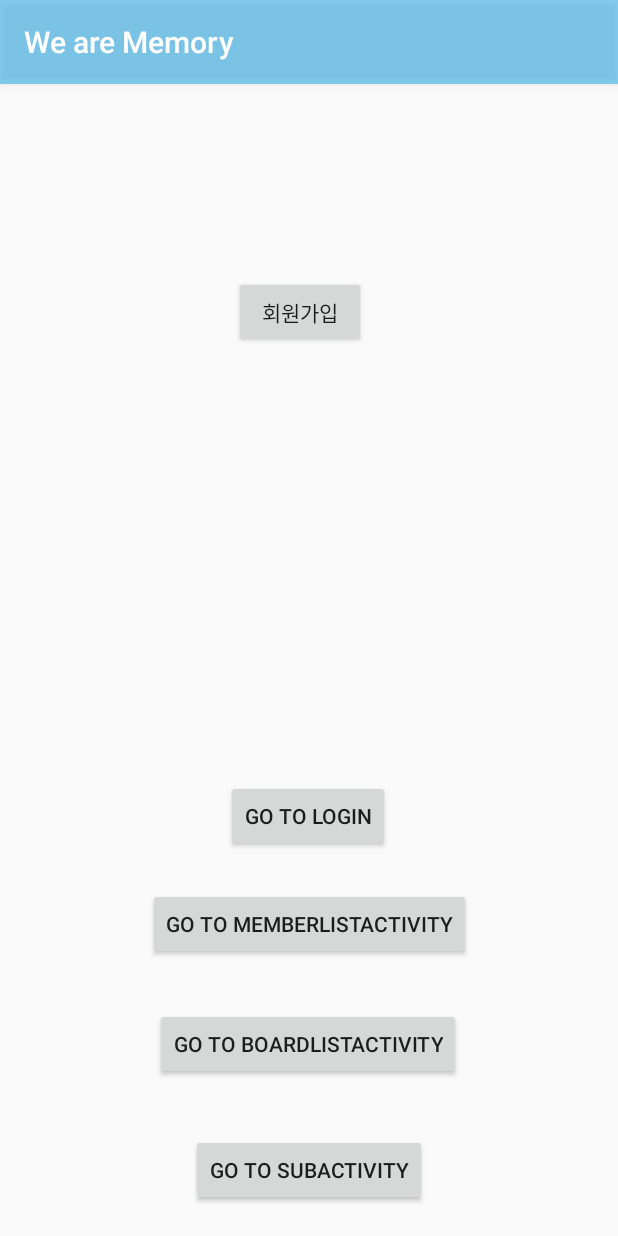
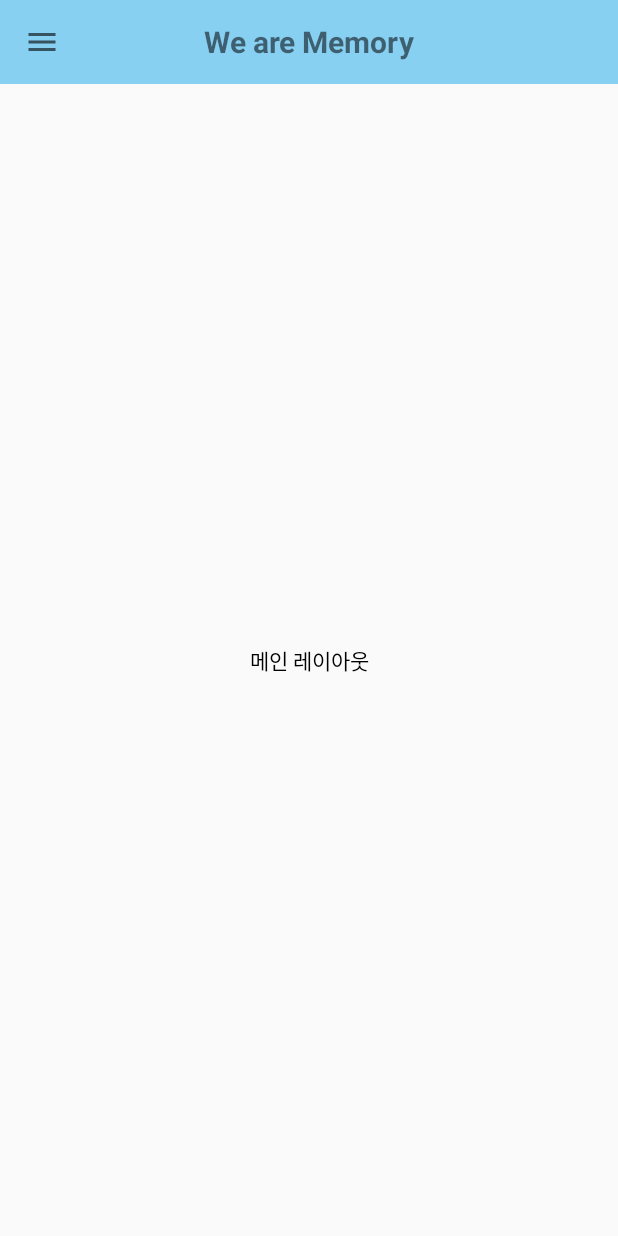
Before and after one commit to SeokSeokNa/Android, an Android app: the screen it shows after launch (MainActivity), on a phone screen of 412 x 824 dp. Run offline under Robolectric (Android 15) with nearby library versions, the phone set to English and light mode, and no system bars.

Commit message:
툴바 적용

```diff
--- a/app/build.gradle
+++ b/app/build.gradle
@@ -47,6 +47,9 @@ dependencies {
     implementation 'com.royrodriguez:transitionbutton:0.2.0'
     implementation "androidx.constraintlayout:constraintlayout:2.1.0"
 
+    implementation "com.google.android.material:material:1.2.0-alpha02" // NavigationView
+    implementation 'androidx.legacy:legacy-support-v4:1.0.0' // DrawerLayout
+
 
     testImplementation 'junit:junit:4.12'
     androidTestImplementation 'androidx.test.ext:junit:1.1.3'
--- a/app/src/main/AndroidManifest.xml
+++ b/app/src/main/AndroidManifest.xml
@@ -14,7 +14,7 @@
         android:theme="@style/AppTheme">
         <activity android:name=".activity.LoginActivity" />
         <activity android:name=".activity.BoardListActivity" />
-        <activity android:name=".activity.ListActivity" />
+        <activity android:name=".activity.MemberListActivity" />
         <activity android:name=".activity.SubActivity" />
         <activity android:name=".MainActivity">
             <intent-filter>
--- a/app/src/main/java/com/acaroom/apicallpjt/MainActivity.kt
+++ b/app/src/main/java/com/acaroom/apicallpjt/MainActivity.kt
@@ -1,36 +1,111 @@
 package com.acaroom.apicallpjt
 
 import android.content.Intent
+import android.os.Bundle
+import android.util.Log
+import android.view.MenuItem
+import android.widget.Button
+import android.widget.Toast
 import androidx.appcompat.app.AppCompatActivity
-import android.os.Bundle
+import androidx.core.view.GravityCompat
 import com.acaroom.apicallpjt.activity.*
+import com.google.android.material.navigation.NavigationView
 import kotlinx.android.synthetic.main.activity_main.*
+import kotlinx.android.synthetic.main.activity_main.view.*
+import kotlinx.android.synthetic.main.main_drawer_header.*
+import kotlinx.android.synthetic.main.main_drawer_header.view.*
+import kotlinx.android.synthetic.main.main_toolbar.*
 
-class MainActivity : AppCompatActivity() {
+class MainActivity : AppCompatActivity(), NavigationView.OnNavigationItemSelectedListener {
     override fun onCreate(savedInstanceState: Bundle?) {
         super.onCreate(savedInstanceState)
         setContentView(R.layout.activity_main)
 
-        btnGoSubActivity.setOnClickListener {
-            val intent = Intent(this, SubActivity::class.java)
-            startActivity(intent)
-        }
 
-        btnGoListActivity.setOnClickListener {
-            val intent = Intent(this, ListActivity::class.java)
-            startActivity(intent)
-        }
+        setSupportActionBar(main_layout_toolbar) // 툴바를 액티비티의 앱바로 지정
+        supportActionBar?.setDisplayHomeAsUpEnabled(true) // 드로어를 꺼낼 홈 버튼 활성화
+        supportActionBar?.setHomeAsUpIndicator(R.drawable.ic_menu_btn) // 홈버튼 이미지 변경
+        supportActionBar?.setDisplayShowTitleEnabled(false) // 툴바에 타이틀 안보이게
 
-        btnBoardListActivity.setOnClickListener {
-            val intent = Intent(this, BoardListActivity::class.java)
-            startActivity(intent)
-        }
+        //메뉴에 이벤트걸기
+        main_navigationView.setNavigationItemSelectedListener(this)
 
-        btnGoLogin.setOnClickListener {
-            val intent = Intent(this,LoginActivity::class.java)
+        //헤더영역 접근방법
+        var nav_header = main_navigationView.getHeaderView(0)
+        nav_header.login_btn_test.setOnClickListener {
+            val intent = Intent(this, LoginActivity::class.java)
             startActivity(intent)
         }
 
 
+        //로그인 완료시 헤더에 이름박기
+        var loginName = intent?.getStringExtra("login_name")
+        if (loginName != null) {
+            nav_header.profile_name.text = loginName;
+        }
+
+
+//        btnGoSubActivity.setOnClickListener {
+//            val intent = Intent(this, SubActivity::class.java)
+//            startActivity(intent)
+//        }
+//
+//        btnGoListActivity.setOnClickListener {
+//            val intent = Intent(this, ListActivity::class.java)
+//            startActivity(intent)
+//        }
+//
+//        btnBoardListActivity.setOnClickListener {
+//            val intent = Intent(this, BoardListActivity::class.java)
+//            startActivity(intent)
+//        }
+//
+//        btnGoLogin.setOnClickListener {
+//            val intent = Intent(this,LoginActivity::class.java)
+//            startActivity(intent)
+//        }
+
+
     }
+
+    override fun onOptionsItemSelected(item: MenuItem): Boolean {
+        when (item.itemId) {
+            android.R.id.home -> {
+                main_drawer_layout.openDrawer(GravityCompat.START)
+            }
+        }
+
+        return super.onOptionsItemSelected(item)
+    }
+
+    override fun onNavigationItemSelected(item: MenuItem): Boolean {
+        when(item.itemId){
+            R.id.member-> {
+                val intent = Intent(this, MemberListActivity::class.java)
+                startActivity(intent)
+            }
+            R.id.board-> {
+                val intent = Intent(this, BoardListActivity::class.java)
+                startActivity(intent)
+            }
+
+        }
+        return false
+    }
+
+    override fun onActivityResult(requestCode: Int, resultCode: Int, data: Intent?) {
+        Toast.makeText(this, "돌아왔습니다.", Toast.LENGTH_SHORT).show()
+        if (resultCode == 1) {
+            var login_name = data?.getStringExtra("login_name")
+            var nav_header = main_navigationView.getHeaderView(0)
+            nav_header.profile_name.text = login_name
+        }
+        super.onActivityResult(requestCode, resultCode, data)
+    }
+
+
+
+
+
+
 }
--- a/app/src/main/java/com/acaroom/apicallpjt/data_domain/userAccess.kt
+++ b/app/src/main/java/com/acaroom/apicallpjt/data_domain/userAccess.kt
@@ -1,5 +1,5 @@
 package com.acaroom.apicallpjt.data_domain
 
-data class userAccess(var accessToken: String, var tokenType:String){
+data class userAccess(var accessToken: String, var tokenType:String, var userName:String){
 
 }
--- /dev/null
+++ b/app/src/main/res/drawable/ic_member.xml
@@ -0,0 +1,5 @@
+<vector android:height="50dp" android:tint="#7CA27B"
+    android:viewportHeight="24" android:viewportWidth="24"
+    android:width="50dp" xmlns:android="http://schemas.android.com/apk/res/android">
+    <path android:fillColor="@android:color/white" android:pathData="M16.5,12c1.38,0 2.49,-1.12 2.49,-2.5S17.88,7 16.5,7C15.12,7 14,8.12 14,9.5s1.12,2.5 2.5,2.5zM9,11c1.66,0 2.99,-1.34 2.99,-3S10.66,5 9,5C7.34,5 6,6.34 6,8s1.34,3 3,3zM16.5,14c-1.83,0 -5.5,0.92 -5.5,2.75L11,19h11v-2.25c0,-1.83 -3.67,-2.75 -5.5,-2.75zM9,13c-2.33,0 -7,1.17 -7,3.5L2,19h7v-2.25c0,-0.85 0.33,-2.34 2.37,-3.47C10.5,13.1 9.66,13 9,13z"/>
+</vector>
--- /dev/null
+++ b/app/src/main/res/drawable/ic_menu_btn.xml
@@ -0,0 +1,10 @@
+<vector xmlns:android="http://schemas.android.com/apk/res/android"
+    android:width="24dp"
+    android:height="24dp"
+    android:viewportWidth="24"
+    android:viewportHeight="24"
+    android:tint="?attr/colorControlNormal">
+  <path
+      android:fillColor="@android:color/white"
+      android:pathData="M3,18h18v-2L3,16v2zM3,13h18v-2L3,11v2zM3,6v2h18L21,6L3,6z"/>
+</vector>
--- a/app/src/main/res/layout/activity_list.xml
+++ b/app/src/main/res/layout/activity_list.xml
@@ -4,7 +4,7 @@
     xmlns:tools="http://schemas.android.com/tools"
     android:layout_width="match_parent"
     android:layout_height="match_parent"
-    tools:context=".activity.ListActivity">
+    tools:context=".activity.MemberListActivity">
 
 
     <androidx.recyclerview.widget.RecyclerView
--- a/app/src/main/res/layout/activity_main.xml
+++ b/app/src/main/res/layout/activity_main.xml
@@ -1,66 +1,34 @@
 <?xml version="1.0" encoding="utf-8"?>
-<androidx.constraintlayout.widget.ConstraintLayout xmlns:android="http://schemas.android.com/apk/res/android"
+<!--최상위 레이아웃. DrawerLayout-->
+<androidx.drawerlayout.widget.DrawerLayout
+    xmlns:android="http://schemas.android.com/apk/res/android"
     xmlns:app="http://schemas.android.com/apk/res-auto"
     xmlns:tools="http://schemas.android.com/tools"
+    android:id="@+id/main_drawer_layout"
     android:layout_width="match_parent"
     android:layout_height="match_parent"
-    tools:context=".MainActivity">
+    android:fitsSystemWindows="true">
 
 
-    <Button
-        android:id="@+id/btnGoLogin"
+    <!--메인 레이아웃  , Drawer 안했을때에 그냥 상단에 있는 것-->
+    <include
+        android:layout_width="match_parent"
+        android:layout_height="match_parent"
+        layout="@layout/main_layout" />
+
+    <!--자식 레이아웃. Navigation Drawer
+            - headerLayout : 헤더영역
+            - app:menu : 네비게이션 영역(메뉴 나오는 영역)
+    -->
+    <com.google.android.material.navigation.NavigationView
+        android:id="@+id/main_navigationView"
         android:layout_width="wrap_content"
-        android:layout_height="wrap_content"
-        android:layout_marginBottom="256dp"
-        android:text="Go to Login"
-        app:layout_constraintBottom_toBottomOf="parent"
-        app:layout_constraintEnd_toEndOf="parent"
-        app:layout_constraintHorizontal_bias="0.498"
-        app:layout_constraintStart_toStartOf="parent" />
-
-    <Button
-        android:id="@+id/btnGoListActivity"
-        android:layout_width="wrap_content"
-        android:layout_height="wrap_content"
-        android:layout_marginBottom="184dp"
-        android:text="Go to MemberListActivity"
-        app:layout_constraintBottom_toBottomOf="parent"
-        app:layout_constraintEnd_toEndOf="parent"
-        app:layout_constraintStart_toStartOf="parent" />
-
-    <Button
-        android:id="@+id/btnBoardListActivity"
-        android:layout_width="wrap_content"
-        android:layout_height="wrap_content"
-        android:layout_marginBottom="104dp"
-        android:text="Go to BoardListActivity"
-        app:layout_constraintBottom_toBottomOf="parent"
-        app:layout_constraintEnd_toEndOf="parent"
-        app:layout_constraintHorizontal_bias="0.497"
-        app:layout_constraintStart_toStartOf="parent" />
-
-    <Button
-        android:id="@+id/btnGoSubActivity"
-        android:layout_width="wrap_content"
-        android:layout_height="wrap_content"
-        android:text="Go to SubActivity"
-        android:layout_marginBottom="20dp"
-        app:layout_constraintBottom_toBottomOf="parent"
-        app:layout_constraintEnd_toEndOf="parent"
-        app:layout_constraintStart_toStartOf="parent" />
-
-    <Button
-        android:id="@+id/btnSignUp"
-        android:layout_width="wrap_content"
-        android:layout_height="wrap_content"
-        android:layout_marginStart="156dp"
-        android:layout_marginTop="128dp"
-        android:layout_marginEnd="167dp"
-        android:text="회원가입"
-        app:layout_constraintEnd_toEndOf="parent"
-        app:layout_constraintHorizontal_bias="0.0"
-        app:layout_constraintStart_toStartOf="parent"
-        app:layout_constraintTop_toTopOf="parent" />
+        android:layout_height="match_parent"
+        android:layout_gravity="left"
+        android:text="메인 레이아웃"
+        app:headerLayout="@layout/main_drawer_header"
+        app:menu="@menu/main_drawer_navi_menu">
+    </com.google.android.material.navigation.NavigationView>
 
 
-</androidx.constraintlayout.widget.ConstraintLayout>
+</androidx.drawerlayout.widget.DrawerLayout>
--- /dev/null
+++ b/app/src/main/res/layout/main_layout.xml
@@ -0,0 +1,19 @@
+<?xml version="1.0" encoding="utf-8"?>
+<LinearLayout
+    xmlns:android="http://schemas.android.com/apk/res/android"
+    android:id="@+id/login_layout"
+    android:layout_width="match_parent"
+    android:layout_height = "match_parent"
+    android:orientation="vertical">
+
+    <!-- 툴바 -->
+    <include layout="@layout/main_toolbar"/>
+
+    <!-- 메인 view -->
+    <TextView
+        android:layout_width="match_parent"
+        android:layout_height="match_parent"
+        android:gravity="center"
+        android:text="메인 레이아웃"
+        android:textColor="@color/colorBlack"/>
+</LinearLayout>
--- /dev/null
+++ b/app/src/main/res/layout/main_toolbar.xml
@@ -0,0 +1,22 @@
+<?xml version="1.0" encoding="utf-8"?>
+<!-- 드로워 아닐때에 그냥 위에상단바 모양잡는곳(크기...) -->
+<androidx.appcompat.widget.Toolbar xmlns:android="http://schemas.android.com/apk/res/android"
+    xmlns:app="http://schemas.android.com/apk/res-auto"
+    android:id="@+id/main_layout_toolbar"
+    android:layout_width="match_parent"
+    android:layout_height="wrap_content"
+    android:minHeight="?attr/actionBarSize"
+    android:background="?attr/colorPrimary">
+
+    <!--상단 타이틀 -->
+    <TextView
+        android:layout_width="wrap_content"
+        android:layout_height="wrap_content"
+        android:text="@string/title"
+        android:layout_gravity="center"
+        android:id="@+id/toolbar_title"
+        android:textStyle="bold"
+        android:textSize="20sp"
+        />
+
+</androidx.appcompat.widget.Toolbar>
--- /dev/null
+++ b/app/src/main/res/menu/main_drawer_navi_menu.xml
@@ -0,0 +1,14 @@
+<?xml version="1.0" encoding="utf-8"?>
+<!--드로워 때에 나오는 메뉴목록들-->
+<menu xmlns:android="http://schemas.android.com/apk/res/android">
+    <item android:id = "@+id/member"
+        android:icon = "@drawable/ic_member"
+        android:title = "@string/menu_member"
+        />
+
+    <item android:id = "@+id/board"
+        android:icon = "@drawable/ic_board"
+        android:title = "@string/menu_board"
+        />
+
+</menu>
--- a/app/src/main/res/values/colors.xml
+++ b/app/src/main/res/values/colors.xml
@@ -4,4 +4,5 @@
     <color name="colorPrimaryDark">#800D99D1</color>
     <color name="colorAccent">#03DAC5</color>
     <color name="colorLightFont">#ddd</color>
+    <color name="colorBlack">#000000</color>
 </resources>
--- a/app/src/main/res/values/strings.xml
+++ b/app/src/main/res/values/strings.xml
@@ -5,4 +5,9 @@
     <string name="main_button">login</string>
     <string name="login_id_hint">ID</string>
     <string name="login_password_hint">Password</string>
+
+
+    <string name="title">We are Memory</string>
+    <string name="menu_member">회원목록</string>
+    <string name="menu_board">게시판</string>
 </resources>
--- a/app/src/main/res/values/styles.xml
+++ b/app/src/main/res/values/styles.xml
@@ -1,10 +1,15 @@
 <resources>
     <!-- Base application theme. -->
-    <style name="AppTheme" parent="Theme.AppCompat.Light.DarkActionBar">
+    <style name="AppTheme" parent="Theme.AppCompat.Light.NoActionBar">
         <!-- Customize your theme here. -->
         <item name="colorPrimary">@color/colorPrimary</item>
         <item name="colorPrimaryDark">@color/colorPrimaryDark</item>
         <item name="colorAccent">@color/colorAccent</item>
+
+        <!-- 상태바까지 view를 보여줄 수 있다-->
+        <item name="android:windowDrawsSystemBarBackgrounds">true</item>
+        <!-- 상태바 색상-->
+        <item name="android:statusBarColor">#33D59F9F</item>
     </style>
 
 
```
Also changed, not shown: app/src/main/java/com/acaroom/apicallpjt/activity/LoginActivity.kt (+8 -1 lines), app/src/main/java/com/acaroom/apicallpjt/activity/MemberListActivity.kt (renamed from app/src/main/java/com/acaroom/apicallpjt/activity/ListActivity.kt, +4 -4 lines), app/src/main/res/drawable/ic_person.xml (added, +10 -0 lines), app/src/main/res/layout/main_drawer_header.xml (added, +48 -0 lines), app/src/main/res/drawable/ic_board.png (added).
